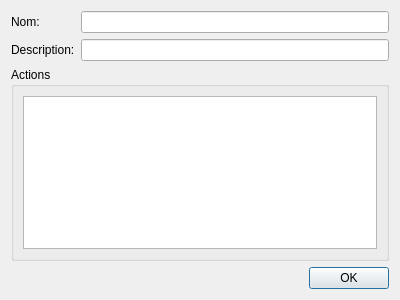
AlexandreGirardin/ProjetAnalyse, file InfoDynamiqueQt/Vues/vueensemble.ui: the form before one commit.
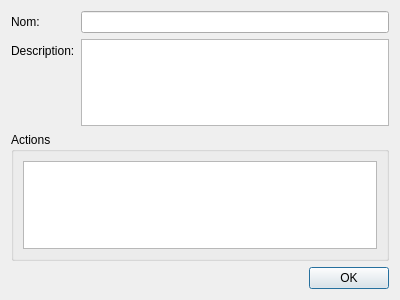
The form after the commit.

Diff of the .ui file:
```diff
--- a/InfoDynamiqueQt/Vues/vueensemble.ui
+++ b/InfoDynamiqueQt/Vues/vueensemble.ui
@@ -38,9 +38,9 @@
       </widget>
      </item>
      <item row="1" column="1">
-      <widget class="QLineEdit" name="champDescription">
-       <property name="readOnly">
-        <bool>true</bool>
+      <widget class="QPlainTextEdit" name="champDescription">
+       <property name="textInteractionFlags">
+        <set>Qt::TextSelectableByKeyboard|Qt::TextSelectableByMouse</set>
        </property>
       </widget>
      </item>
```
Left out of the diff: 20 changed lines with no effect on the pictures.
